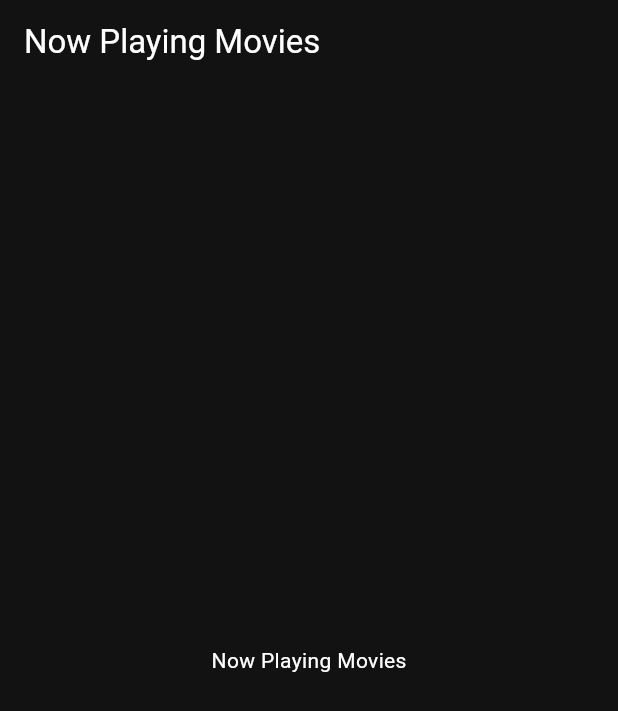
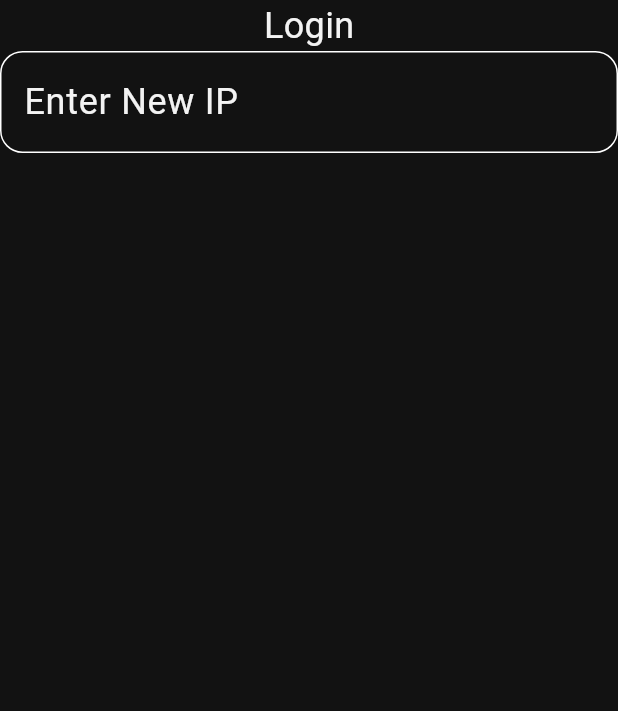
Before and after one commit to OmarAmeer96/Movies_app, a Flutter app: the screen it shows after launch, on a phone screen of 412 x 824 dp. Shown: the top 711 px of the screen. Run offline on Flutter 3.47's test engine with Material 3 defaults, Android fonts, the phone set to English and light mode, and no system bars; our stand-ins replace animated_splash_screen, flutter_screenutil, lottie, page_transition; Roboto replaces fonts that are missing (Inter-Bold).

Commit message:
Added some required packages.

```diff
--- /dev/null
+++ b/lib/Core/widgets/custom_main_text_form_field.dart
@@ -0,0 +1,94 @@
+import 'package:flutter/material.dart';
+import 'package:movies_app/constants.dart';
+
+class CustomMainTextField extends StatelessWidget {
+  const CustomMainTextField({
+    super.key,
+    this.onChanged,
+    this.controller,
+    this.validator,
+    required this.hintText,
+    required this.borderColor,
+    required this.focusedBorderColor,
+    required this.enabledBorderColor,
+    required this.inputType,
+    this.prefixIcon,
+    this.suffixIcon,
+    required this.obscureText,
+    this.labelText,
+  });
+
+  final Function(String)? onChanged;
+  final TextEditingController? controller;
+  final String? Function(String?)? validator;
+
+  final String hintText;
+  final Color borderColor;
+  final Color focusedBorderColor;
+  final Color enabledBorderColor;
+  final TextInputType inputType;
+  final Widget? prefixIcon;
+  final Widget? suffixIcon;
+  final bool obscureText;
+  final String? labelText;
+
+  @override
+  Widget build(BuildContext context) {
+    return TextFormField(
+      controller: controller,
+      onChanged: onChanged,
+      obscureText: obscureText,
+      enabled: true,
+      keyboardType: inputType,
+      style: TextStyle(
+        color: Color(0xFFF3F3F3),
+        fontFamily: kInterBold,
+        fontSize: 24,
+      ),
+      decoration: InputDecoration(
+        floatingLabelStyle: TextStyle(
+          color: Color(0xFFF3F3F3),
+          fontFamily: kInterBold,
+          fontSize: 24,
+        ),
+        constraints: const BoxConstraints(
+          // maxHeight: 80,
+          minHeight: 40,
+          maxWidth: double.infinity,
+          minWidth: double.infinity,
+        ),
+        hintText: hintText,
+        hintStyle: TextStyle(
+          color: Color(0xFFF3F3F3),
+          fontFamily: kInterBold,
+          fontSize: 24,
+        ),
+        labelText: labelText,
+        labelStyle: TextStyle(
+          color: Color(0xFFF3F3F3),
+          fontFamily: kInterBold,
+          fontSize: 24,
+        ),
+        border: OutlineInputBorder(
+          borderRadius: BorderRadius.circular(15),
+          borderSide: BorderSide(color: borderColor, width: 1.0),
+        ),
+        focusedBorder: OutlineInputBorder(
+          borderRadius: BorderRadius.circular(15),
+          borderSide: BorderSide(color: focusedBorderColor, width: 2.5),
+        ),
+        errorBorder: OutlineInputBorder(
+          borderRadius: BorderRadius.circular(15),
+          borderSide: const BorderSide(color: Colors.red, width: 1.0),
+        ),
+        enabledBorder: OutlineInputBorder(
+          borderRadius: BorderRadius.circular(15),
+          borderSide: BorderSide(color: enabledBorderColor, width: 1.0),
+        ),
+        prefixIcon: prefixIcon,
+        suffixIcon: suffixIcon,
+      ),
+      validator: validator,
+    );
+  }
+}
--- a/lib/Features/now_playing_movies/presentation/views/now_playing_movies_view.dart
+++ b/lib/Features/now_playing_movies/presentation/views/now_playing_movies_view.dart
@@ -1,4 +1,5 @@
 import 'package:flutter/material.dart';
+import 'package:movies_app/Core/widgets/custom_main_text_form_field.dart';
 import 'package:movies_app/constants.dart';
 
 class NowPlayingMoviesView extends StatelessWidget {
@@ -8,17 +9,38 @@ class NowPlayingMoviesView extends StatelessWidget {
   Widget build(BuildContext context) {
     return Scaffold(
       backgroundColor: kScaffoldBackgroundColor,
-      appBar: AppBar(
-        title: const Text(
-          'Now Playing Movies',
-          style: TextStyle(color: Colors.white),
-        ),
-        backgroundColor: kScaffoldBackgroundColor,
-      ),
-      body: const Center(
-        child: Text(
-          'Now Playing Movies',
-          style: TextStyle(color: Colors.white),
+      body: SafeArea(
+        child: Center(
+          child: Column(
+            children: [
+              Text(
+                'Login',
+                style: TextStyle(
+                  color: Color(0xFFF3F3F3),
+                  fontFamily: kInterBold,
+                  fontSize: 24,
+                ),
+              ),
+              CustomMainTextField(
+                hintText: "Enter New IP",
+                borderColor: Colors.red,
+                focusedBorderColor: Colors.red,
+                enabledBorderColor: Colors.white,
+                inputType: TextInputType.text,
+                obscureText: false,
+                // controller: _inputIpController,
+                // onChanged: (data) {
+                //   inputIp = data;
+                // },
+                validator: (value) {
+                  if (value == null || value.isEmpty) {
+                    return 'Please enter a value.';
+                  }
+                  return null;
+                },
+              ),
+            ],
+          ),
         ),
       ),
     );
--- a/lib/constants.dart
+++ b/lib/constants.dart
@@ -1,10 +1,13 @@
 import 'package:flutter/material.dart';
 
 const kScaffoldBackgroundColor = Color(0xFF121212);
-// const kPrimaryColor = Color(0xFF30444E);
+const kPrimaryColor = Color(0xFF32A873);
 // const kButtonColor1 = Color(0xFF3ED598);
 // const kButtonColor2 = Color(0xffFF565E);
 
-// const kSFProDisplayRegular = 'SF-Pro-Display-Regular';
-// const kSFProDisplayBold = 'SF-Pro-Display-Bold';
-// const kSFProDisplayBlack = 'SF-Pro-Display-Black';
+const kInterRegular = 'Inter-Regular';
+const kInterMedium = 'Inter-Medium';
+const kInterSemiBold = 'Inter-SemiBold';
+const kInterBold = 'Inter-Bold';
+const kInterExtraBold = 'Inter-ExtraBold';
+const kInterBlack = 'Inter-Black';
--- a/lib/main.dart
+++ b/lib/main.dart
@@ -1,4 +1,5 @@
 import 'package:flutter/material.dart';
+import 'package:flutter_screenutil/flutter_screenutil.dart';
 import 'package:movies_app/Features/splash/splash_view.dart';
 
 void main() {
@@ -10,10 +11,12 @@ class MyApp extends StatelessWidget {
 
   @override
   Widget build(BuildContext context) {
-    return const MaterialApp(
-      title: 'Flutter Demo',
-      debugShowCheckedModeBanner: false,
-      home: SplashView(),
+    return const ScreenUtilInit(
+      child: MaterialApp(
+        title: 'Flutter Demo',
+        debugShowCheckedModeBanner: false,
+        home: SplashView(),
+      ),
     );
   }
 }
```
Also changed, not shown: pubspec.yaml (+17 -2 lines), pubspec.lock, 3 other files.
